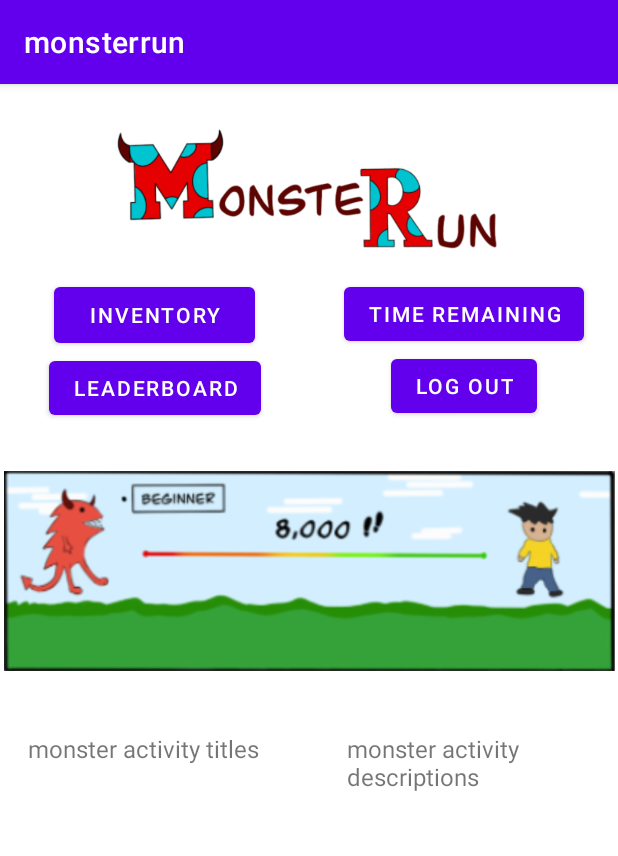
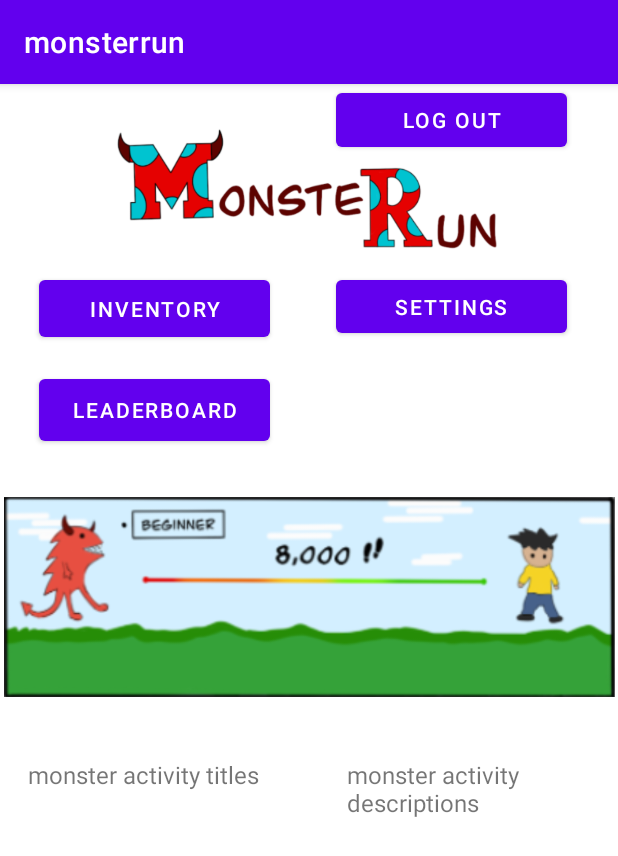
Before and after one commit to gaddi22/MonsterRun, an Android app: the screen it shows after launch once a user with an empty profile is signed in (MainActivity), on a phone screen of 412 x 824 dp. Shown: the top 856 px of the screen. Run offline under Robolectric (Android 15) with nearby library versions, the phone set to English and light mode, and no system bars; our stand-ins replace Firebase (no records; nobody signed in at launch, a user with empty details on screens opened directly); 2 statements that could not run were skipped.

Commit message:
Inventory UI stuffs

```diff
--- a/app/build.gradle
+++ b/app/build.gradle
@@ -42,6 +42,7 @@
     implementation 'androidx.lifecycle:lifecycle-viewmodel-ktx:2.3.1'
     implementation 'com.google.firebase:firebase-database:19.7.0'
     implementation 'com.google.firebase:firebase-auth:21.0.1'
+    implementation 'androidx.legacy:legacy-support-v4:1.0.0'
 
     testImplementation 'junit:junit:4.+'
     androidTestImplementation 'androidx.test.ext:junit:1.1.3'
--- a/app/src/main/res/layout/activity_main.xml
+++ b/app/src/main/res/layout/activity_main.xml
@@ -18,19 +18,19 @@
 
     <Button
         android:id="@+id/inventory_btn"
-        android:layout_width="134dp"
-        android:layout_height="49dp"
+        android:layout_width="@dimen/main_menuButton_width"
+        android:layout_height="50dp"
         android:text="@string/buttonInventory"
-        app:layout_constraintEnd_toEndOf="@+id/space"
+        app:layout_constraintEnd_toStartOf="@+id/space"
         app:layout_constraintStart_toStartOf="parent"
-        app:layout_constraintTop_toTopOf="@+id/time_remaining_btn" />
+        app:layout_constraintTop_toBottomOf="@+id/space" />
 
     <Button
         android:id="@+id/leaderboard_btn"
-        android:layout_width="wrap_content"
-        android:layout_height="wrap_content"
+        android:layout_width="@dimen/main_menuButton_width"
+        android:layout_height="53dp"
+        android:layout_marginTop="16dp"
         android:text="@string/buttonLeaderboard"
-        app:layout_constraintEnd_toEndOf="@+id/inventory_btn"
         app:layout_constraintStart_toStartOf="@+id/inventory_btn"
         app:layout_constraintTop_toBottomOf="@+id/inventory_btn" />
 
@@ -56,12 +56,16 @@
                 android:layout_marginStart="1dp"
                 android:layout_marginTop="4dp"
                 android:layout_marginEnd="1dp"
+                android:layout_marginBottom="14dp"
+                app:layout_constraintBottom_toTopOf="@+id/linearLayout2"
                 app:layout_constraintEnd_toEndOf="parent"
+                app:layout_constraintHorizontal_bias="0.0"
                 app:layout_constraintStart_toStartOf="parent"
                 app:layout_constraintTop_toTopOf="parent"
                 app:srcCompat="@drawable/activity_bar__" />
 
             <LinearLayout
+                android:id="@+id/linearLayout2"
                 android:layout_width="407dp"
                 android:layout_height="338dp"
                 android:layout_marginStart="1dp"
@@ -112,23 +116,12 @@
     </LinearLayout>
 
     <Button
-        android:id="@+id/time_remaining_btn"
-        android:layout_width="wrap_content"
-        android:layout_height="wrap_content"
-        android:layout_marginTop="12dp"
-        android:text="@string/buttonTimeremaining"
-        app:layout_constraintEnd_toEndOf="parent"
-        app:layout_constraintStart_toEndOf="@+id/space"
-        app:layout_constraintTop_toBottomOf="@+id/imageView5" />
-
-    <Button
         android:id="@+id/log_out_btn"
-        android:layout_width="wrap_content"
+        android:layout_width="@dimen/main_menuButton_width"
         android:layout_height="wrap_content"
         android:text="@string/buttonLogOut"
-        app:layout_constraintEnd_toEndOf="@+id/time_remaining_btn"
-        app:layout_constraintStart_toStartOf="@+id/time_remaining_btn"
-        app:layout_constraintTop_toBottomOf="@+id/time_remaining_btn" />
+        app:layout_constraintEnd_toEndOf="@+id/button2"
+        tools:layout_editor_absoluteY="179dp" />
 
     <Space
         android:id="@+id/space"
@@ -139,4 +132,14 @@
         app:layout_constraintStart_toStartOf="parent"
         app:layout_constraintTop_toBottomOf="@+id/imageView5" />
 
+    <Button
+        android:id="@+id/button2"
+        android:layout_width="@dimen/main_menuButton_width"
+        android:layout_height="47dp"
+        android:layout_marginEnd="16dp"
+        android:text="@string/buttonSettings"
+        app:layout_constraintEnd_toEndOf="parent"
+        app:layout_constraintStart_toEndOf="@+id/space"
+        app:layout_constraintTop_toBottomOf="@+id/space" />
+
 </androidx.constraintlayout.widget.ConstraintLayout>
--- a/app/src/main/res/values/dimens.xml
+++ b/app/src/main/res/values/dimens.xml
@@ -3,4 +3,7 @@
     <dimen name="activity_horizontal_margin">16dp</dimen>
     <dimen name="activity_vertical_margin">16dp</dimen>
 
+    <dimen name="main_menuButton_width">154dp</dimen>
+    <dimen name="item_fragment_width">120dp</dimen>
+    <dimen name="item_fragment_height">120dp</dimen>
 </resources>
--- a/app/src/main/res/values/strings.xml
+++ b/app/src/main/res/values/strings.xml
@@ -49,35 +49,42 @@
 
 
     /* Activity Inventory */
-    <string name="textViewItemshop" >ITEM SHOP</string>
-    <string name="textViewYouritems" >YOUR ITEMS</string>
-    <string name="textViewSquirrel" >mangy squirrel</string>
-    <string name="textViewStick" >pointy stick</string>
-    <string name="textViewBoot" >dusty boot</string>
-    <string name="textViewRagequit" >rage quit</string>
-    <string name="textViewQuantityPlaceholder1" >Quantity: 2</string>
-    <string name="textViewQuantityPlaceholder2" >Quantity: 1</string>
-    <string name="textViewQuantityPlaceholder3" >Quantity: 1</string>
-    <string name="buttonBuyPlaceholder1" >BUY</string>
-    <string name="buttonBuyPlaceholder2" >BUY</string>
-    <string name="buttonBuyPlaceholder3" >BUY</string>
-    <string name="buttonBuyPlaceholder4" >BUY</string>
-    <string name="buttonUsePlaceholder1" >USE</string>
-    <string name="buttonUsePlaceholder2" >USE</string>
-    <string name="buttonUsePlaceholder3" >USE</string>
+    <string name="textViewItemshop">ITEM SHOP</string>
+    <string name="textViewYouritems">YOUR ITEMS</string>
+    <string name="textViewSquirrel">mangy squirrel</string>
+    <string name="textViewStick">pointy stick</string>
+    <string name="textViewBoot">dusty boot</string>
+    <string name="textViewRagequit">rage quit</string>
+    <string name="textViewQuantityPlaceholder1">Quantity: 2</string>
+    <string name="textViewQuantityPlaceholder2">Quantity: 1</string>
+    <string name="textViewQuantityPlaceholder3">Quantity: 1</string>
+    <string name="buttonBuyPlaceholder1">BUY</string>
+    <string name="buttonBuyPlaceholder2">BUY</string>
+    <string name="buttonBuyPlaceholder3">BUY</string>
+    <string name="buttonBuyPlaceholder4">BUY</string>
+    <string name="buttonUsePlaceholder1">USE</string>
+    <string name="buttonUsePlaceholder2">USE</string>
+    <string name="buttonUsePlaceholder3">USE</string>
 
     /* Activity Login */
-    <string name="textViewEmail" >EMAIL:</string>
-    <string name="textViewPassword" >PASSWORD:</string>
-    <string name="buttonRegister" >Register</string>
+    <string name="textViewEmail">EMAIL:</string>
+    <string name="textViewPassword">PASSWORD:</string>
+    <string name="buttonRegister">Register</string>
     <string name="register_link">Don\'t have an account? Tap here</string>
     <string name="buttonLogIn">Log In</string>
 
     /* Activity Main */
-    <string name="buttonInventory" >Inventory</string>
-    <string name="buttonTimeremaining" >Time Remaining</string>
-    <string name="buttonLogOut" >Log Out</string>
-    <string name="buttonLeaderboard" >Leaderboard</string>
-    <string name="textViewMonstertitle" >monster activity titles</string>
-    <string name="textViewMonsterdescriptions" >monster activity descriptions</string>
+    <string name="buttonInventory">Inventory</string>
+    <string name="buttonTimeremaining">Time Remaining</string>
+    <string name="buttonLogOut">Log Out</string>
+    <string name="buttonLeaderboard">Leaderboard</string>
+    <string name="textViewMonstertitle">monster activity titles</string>
+    <string name="textViewMonsterdescriptions">monster activity descriptions</string>
+    <string name="buttonSettings">Settings</string>
+
+    /* Item Fragment */
+    <string name="TextViewRageQuit">Rage Quit</string>
+    <string name="TextViewRageQuitDescription">Rage Quit Description</string>
+    <string name="buttonRageQuitBuy">BUY</string>
+
 </resources>
```
Also changed, not shown: app/src/main/java/com/swoopsoft/monsterrun/ItemFragment.java (added, +64 -0 lines), app/src/main/res/layout/activity_inventory.xml (+9 -116 lines), app/src/main/res/layout/fragment_item.xml (added, +61 -0 lines).
